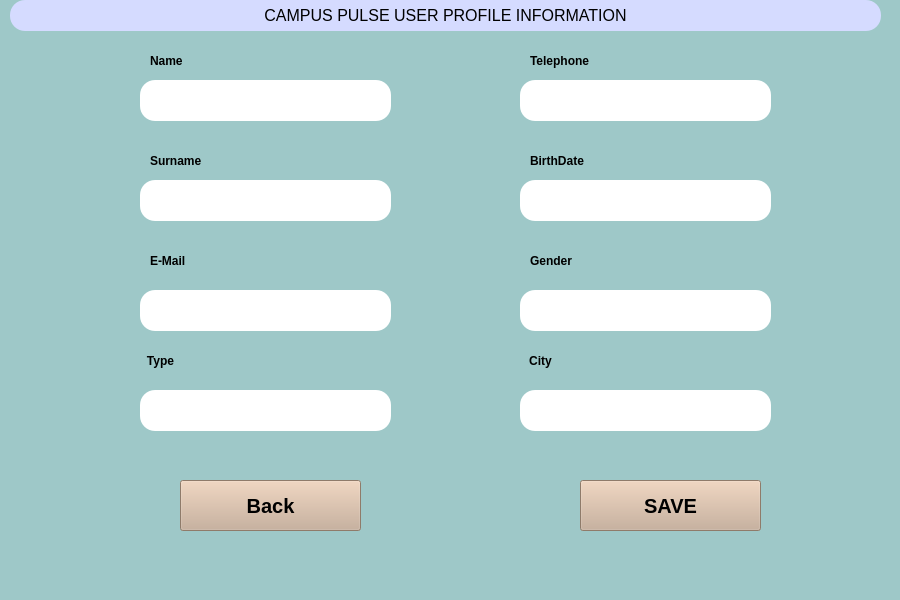
Above: user_profile_information.ui from bakisgan/Campus_Pulse_v02 before the change. Below: the same form after it.
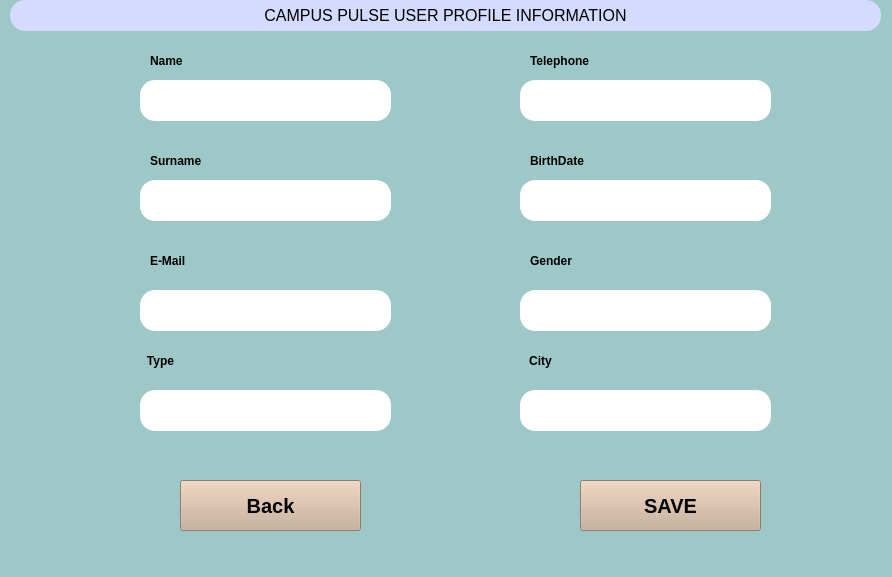
That is the form after the change.

The edit to the form file:
```diff
--- a/user_profile_information.ui
+++ b/user_profile_information.ui
@@ -6,8 +6,8 @@
    <rect>
     <x>0</x>
     <y>0</y>
-    <width>900</width>
-    <height>600</height>
+    <width>892</width>
+    <height>577</height>
    </rect>
   </property>
   <property name="font">
```
Left out of the diff: 2 changed lines with no effect on the pictures.
